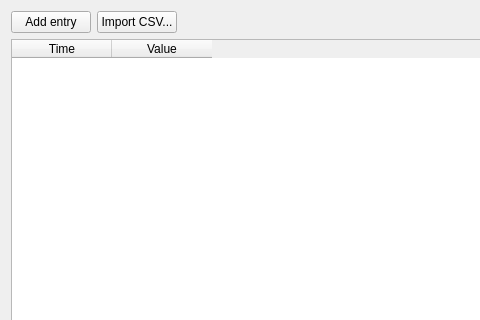
This is src/ui/time_series_dialog.ui in IPH-ECO/iph-eco-gui as Qt 5 draws it before an edit; both pictures show x 0 to 480 and y 0 to 320 of the 681 by 536 pixel window. The edited form follows.
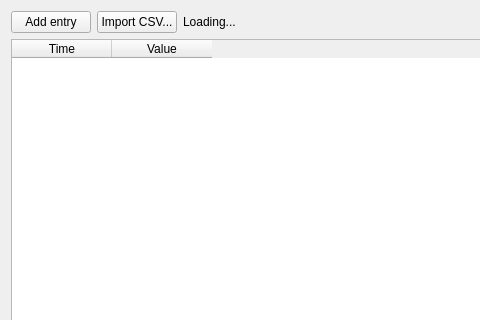
This is the edited form. Icons and pictures are not drawn.

Commit message: Optimizing time series processing

Patch:
```diff
--- a/src/ui/time_series_dialog.ui
+++ b/src/ui/time_series_dialog.ui
@@ -38,6 +38,13 @@
        </property>
       </widget>
      </item>
+     <item>
+      <widget class="QLabel" name="lblLoading">
+       <property name="text">
+        <string>Loading...</string>
+       </property>
+      </widget>
+     </item>
      <item>
       <spacer name="horizontalSpacer">
        <property name="orientation">
```
The commit also changes 5 other files.
